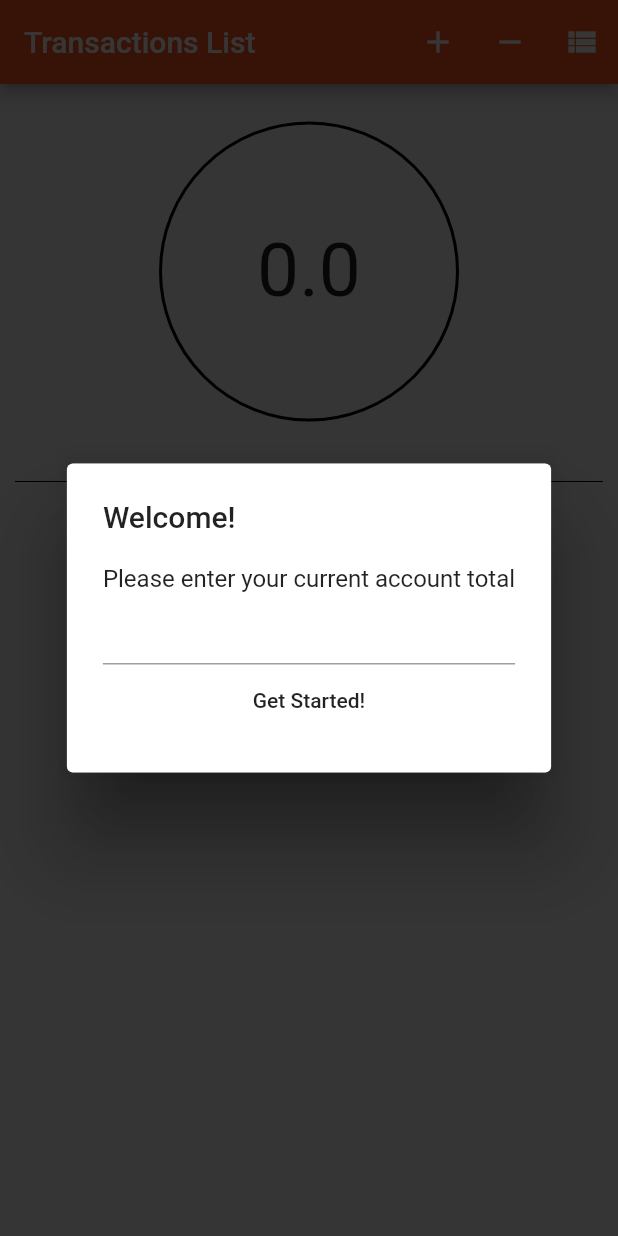
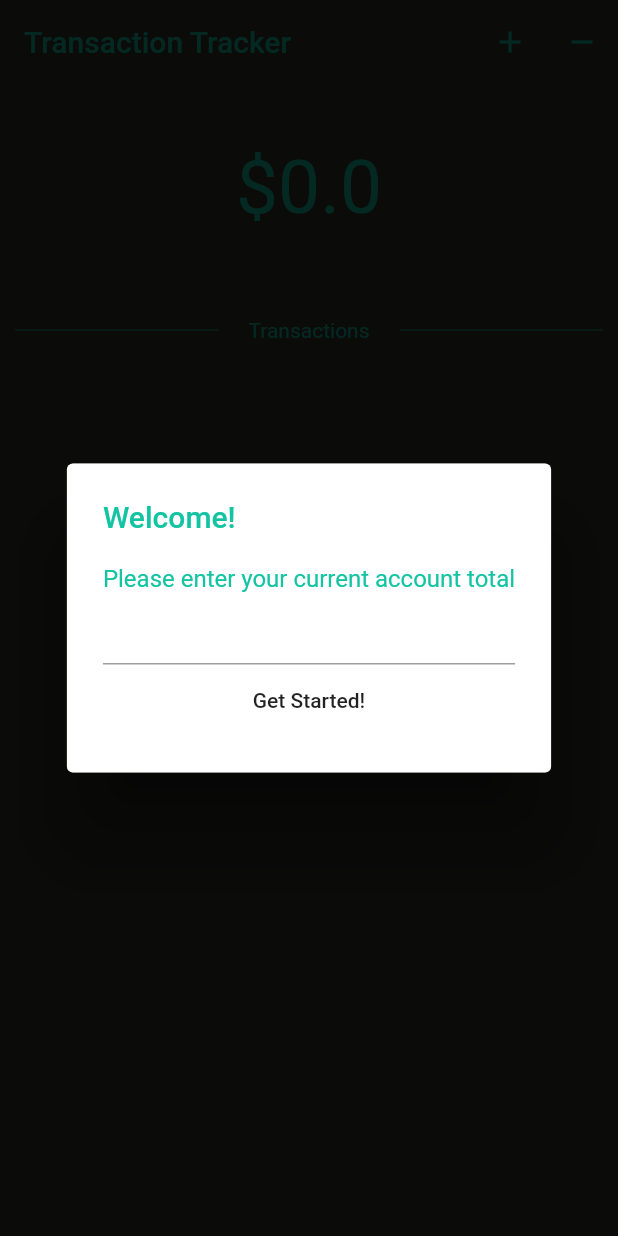
Before and after one commit to HunterJFrey/Transaction-Tracker, a Flutter app: the screen it shows after launch, on a phone screen of 412 x 824 dp. Run offline on Flutter 3.47's test engine with Material 2 defaults, Android fonts, the phone set to English and light mode, and no system bars; our stand-ins replace shared_preferences, sqflite; accounts and stored records are empty.

Commit message:
Updated Colors

```diff
--- a/lib/main.dart
+++ b/lib/main.dart
@@ -5,6 +5,9 @@ import 'package:transactions/model/moneyTransaction.dart';
 import 'package:transactions/database/database.dart';
 import 'package:transactions/MoneyTransactionsPage.dart';
 import 'package:shared_preferences/shared_preferences.dart';
+
+//const backgroundColorTheme = const Color(0xff32322C);
+//const textColor = const Color(0xff13C4A3);
 
 void main() => runApp(MyApp());
 
@@ -15,7 +18,18 @@ class MyApp extends StatelessWidget {
     return MaterialApp(
       title: 'Flutter Demo',
       theme: ThemeData(
-        primarySwatch: Colors.deepOrange,
+        hintColor: Color(0xff13C4A3),
+        secondaryHeaderColor: Color(0xff13C4A3),
+        accentColor: Color(0xff32322C),
+        dialogBackgroundColor: Color(0xff32322C),
+        cursorColor: Color(0xff13C4A3),
+        toggleableActiveColor: Color(0xff13C4A3),
+        primarySwatch: Colors.grey,
+        textTheme: Theme.of(context).textTheme.apply(
+            bodyColor: Color(0xff13C4A3),
+            displayColor: Color(0xff13C4A3),
+        ),
+        scaffoldBackgroundColor: Color(0xff32322C),
       ),
       home: MyHomePage(title: 'Flutter Demo Home Page'),
     );
@@ -38,6 +52,7 @@ class _MyHomePageState extends State<MyHomePage> {
   TextEditingController nameController = new TextEditingController();
   TextEditingController totalController = new TextEditingController();
   TextEditingController balanceController = new TextEditingController();
+  TextEditingController searchTransController = new TextEditingController();
   double currentBalance = 0.0;
   SharedPreferences sharedPreferences;
   DateTime selectedDate = DateTime.now();
@@ -47,7 +62,8 @@ class _MyHomePageState extends State<MyHomePage> {
       context: context,
       initialDate: new DateTime.now(),
       firstDate: new DateTime(2019),
-      lastDate: new DateTime(2100)
+      lastDate: new DateTime(2100),
+
     );
     if(picked != null) {
       setState(() {
@@ -79,7 +95,11 @@ class _MyHomePageState extends State<MyHomePage> {
     return Scaffold(
       key: scaffoldKey,
       appBar: AppBar(
-        title: Text('Transactions List'),
+        textTheme: Theme.of(context).textTheme.apply(),
+        iconTheme: IconThemeData(
+          color: Color(0xff13C4A3),
+        ),
+        title: Text('Transaction Tracker'),
         actions: <Widget>[
           //ADD TO TOTAL
           new IconButton(
@@ -89,26 +109,39 @@ class _MyHomePageState extends State<MyHomePage> {
                     context: context,
                     builder: (BuildContext context) {
                       return AlertDialog(
+                          backgroundColor: Color(0xff32322C),
                           title: new Text("Add Transaction", textAlign: TextAlign.center),
                           content: Column(
                               mainAxisSize: MainAxisSize.min,
                               children: <Widget> [
                                 Column(
+
                                   children: <Widget>[
                                     TextFormField(
                                       decoration: InputDecoration(
-                                          labelText: "Transaction Name"
+                                          labelText: "Transaction Name",
+                                          labelStyle: TextStyle(color : Color(0xff13C4A3),),
+                                          focusedBorder: OutlineInputBorder(borderSide: BorderSide(color : Color(0xff13C4A3))),
                                       ),
                                       controller: nameController,
+                                      style: new TextStyle(color : Color(0xff13C4A3),)
+                                    ),
+                                    Padding(
+                                      padding: EdgeInsets.all(10.0),
                                     ),
                                     TextFormField(
                                       keyboardType: TextInputType.number,
                                       decoration: InputDecoration(
-                                          labelText: "Total"
+                                          labelText: "Total",
+                                          labelStyle: TextStyle(color : Color(0xff13C4A3),),
+                                          focusedBorder: OutlineInputBorder(borderSide: BorderSide(color : Color(0xff13C4A3))),
                                       ),
                                       controller: totalController,
                                     ),
                                   ],
+                                ),
+                                Padding(
+                                  padding: EdgeInsets.all(10.0),
                                 ),
                                 Row(
                                     mainAxisAlignment: MainAxisAlignment.spaceEvenly,
@@ -119,6 +152,8 @@ class _MyHomePageState extends State<MyHomePage> {
                                               setState(() {});
                                           } ,
                                           child: Text("${selectedDate.day}/${selectedDate.month}/${selectedDate.year}"),
+                                          color: Colors.white30,
+                                          textColor: Color(0xff13C4A3),
                                       )
                                     ]
 
@@ -127,6 +162,7 @@ class _MyHomePageState extends State<MyHomePage> {
                                     mainAxisAlignment: MainAxisAlignment.spaceBetween,
                                     children: <Widget> [
                                       FlatButton(
+                                          textColor: Color(0xff13C4A3),
                                           child: Text("Cancel"),
                                           onPressed: () {
                                             Navigator.of(context).pop();
@@ -135,6 +171,7 @@ class _MyHomePageState extends State<MyHomePage> {
                                           }
                                       ),
                                       FlatButton(
+                                          textColor: Color(0xff13C4A3),
                                           child: Text("Add"),
                                           onPressed: () {
                                             Navigator.of(context).pop();
@@ -173,18 +210,28 @@ class _MyHomePageState extends State<MyHomePage> {
                                   children: <Widget>[
                                     TextFormField(
                                       decoration: InputDecoration(
-                                          labelText: "Transaction Name"
+                                          labelText: "Transaction Name",
+                                          labelStyle: TextStyle(color : Color(0xff13C4A3),),
+                                          focusedBorder: OutlineInputBorder(borderSide: BorderSide(color : Color(0xff13C4A3))),
                                       ),
                                       controller: nameController,
+                                    ),
+                                    Padding(
+                                      padding: EdgeInsets.all(10.0),
                                     ),
                                     TextFormField(
                                       keyboardType: TextInputType.number,
                                       decoration: InputDecoration(
-                                          labelText: "Total"
+                                          labelText: "Total",
+                                          labelStyle: TextStyle(color : Color(0xff13C4A3),),
+                                          focusedBorder: OutlineInputBorder(borderSide: BorderSide(color : Color(0xff13C4A3))),
                                       ),
                                       controller: totalController,
                                     ),
                                   ],
+                                ),
+                                Padding(
+                                  padding: EdgeInsets.all(10.0),
                                 ),
                                 Row(
                                     mainAxisAlignment: MainAxisAlignment.spaceEvenly,
@@ -195,6 +242,8 @@ class _MyHomePageState extends State<MyHomePage> {
                                           setState(() {});
                                         } ,
                                         child: Text("${selectedDate.day}/${selectedDate.month}/${selectedDate.year}"),
+                                        color: Colors.white30,
+                                        textColor: Color(0xff13C4A3),
                                       )
                                     ]
 
@@ -203,6 +252,7 @@ class _MyHomePageState extends State<MyHomePage> {
                                     mainAxisAlignment: MainAxisAlignment.spaceBetween,
                                     children: <Widget> [
                                       FlatButton(
+                                          textColor: Color(0xff13C4A3),
                                           child: Text("Cancel"),
                                           onPressed: () {
                                             Navigator.of(context).pop();
@@ -211,6 +261,7 @@ class _MyHomePageState extends State<MyHomePage> {
                                           }
                                       ),
                                       FlatButton(
+                                          textColor: Color(0xff13C4A3),
                                           child: Text("Add"),
                                           onPressed: () {
                                             Navigator.of(context).pop();
@@ -232,39 +283,24 @@ class _MyHomePageState extends State<MyHomePage> {
                 );
               }
           ),
-          //NAVIGATE TO TRANSACTIONS PAGE
-          new IconButton(
-            icon: const Icon(Icons.view_list),
-            onPressed: () {
-              navigateToMoneyTransactionList();
-            }
-          ),
         ],
+        elevation: 0.0,
+        backgroundColor: Color(0xff32322C),
+
       ),
       body: Center(
         child: Column(
+
           children: <Widget>[
             Padding(
-              padding: const EdgeInsets.all(25.0),
-              child: Container(
-                width: 200.0,
-                height: 200.0,
-                decoration: new BoxDecoration(
-                  border: new Border.all(
-                    width: 2.0,
-                    color: Colors.black,
-                    style: BorderStyle.solid,
-                  ),
-                  shape: BoxShape.circle,
-                ),
+              padding: const EdgeInsets.all(40.0),
                 child: Center (
-                  child: new Text('$currentBalance',
+                  child: new Text('\$$currentBalance',
                       textAlign: TextAlign.center,
                       style: new TextStyle(fontSize: 50.0)
                   ),
                 ),
-              ),
-            ),
+              ), //Current Balance Text
             Padding(
               padding: EdgeInsets.only(bottom: 5.0),
               child: Row(children: <Widget> [
@@ -272,8 +308,8 @@ class _MyHomePageState extends State<MyHomePage> {
                   child: new Container(
                       margin: const EdgeInsets.only(left: 10.0, right: 20.0),
                       child: Divider(
-                        color: Colors.black,
-                        height: 30.0,
+                        color: Color(0xff13C4A3),
+                        height: 50.0,
                       )
                   ),
                 ),
@@ -282,14 +318,14 @@ class _MyHomePageState extends State<MyHomePage> {
                     child: new Container(
                         margin: const EdgeInsets.only(left: 20.0, right: 10.0),
                         child: Divider(
-                          color: Colors.black,
-                          height: 30.0,
+                          color: Color(0xff13C4A3),
+                          height: 50.0,
                         )
                     )
                 )
               ]
               ),
-            ),
+            ), //Transactions Line Seperators
             Expanded(
               child: new FutureBuilder<List<MoneyTransaction>>(
                 future: fetchTransactionsFromDatabase(),
@@ -301,11 +337,13 @@ class _MyHomePageState extends State<MyHomePage> {
                         itemCount: snapshot.data.length,
                         itemBuilder: (context, index) {
                           return new Card(
+
                               child: ListTile(
                                 leading: Text(snapshot.data[index].date),
                                 title: Text(snapshot.data[index].name),
                                 trailing: Text("\$" + snapshot.data[index].total),
-                              )
+                              ),
+                              color: Colors.white30,
                           );
                         },
                       );
@@ -316,7 +354,7 @@ class _MyHomePageState extends State<MyHomePage> {
                   }
                 },
               ),
-            ),
+            ),//Builds Transaction List View
           ],
         )
       )
@@ -333,16 +371,6 @@ class _MyHomePageState extends State<MyHomePage> {
   void _showSnackBar(String text) {
     scaffoldKey.currentState.showSnackBar(new SnackBar(content: new Text(text)));
   }
-
-
-  void navigateToMoneyTransactionList() {
-    saveCurrentBalance();
-    Navigator.push(
-      context,
-      new MaterialPageRoute(builder: (context) => new MyMoneyTransactionPage()),
-    );
-  }
-
 
   Future<List<MoneyTransaction>> fetchTransactionsFromDatabase() async {
     var dbHelper = DBHelper();
```
